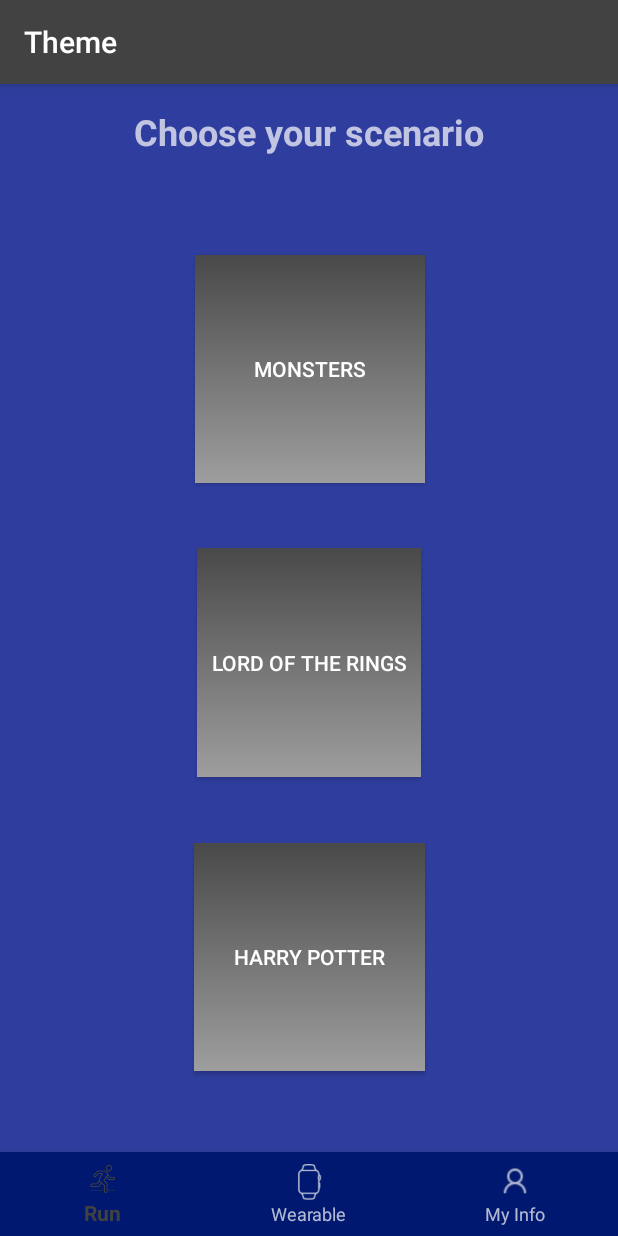
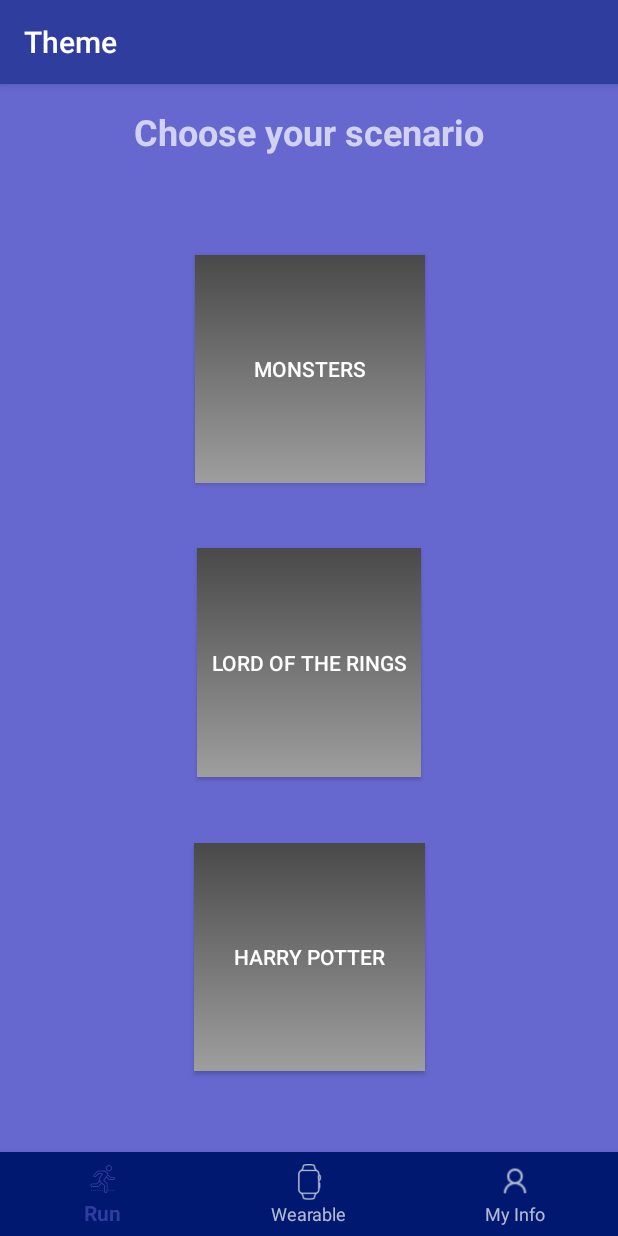
Before and after one commit to cudilara/FantasyRun, an Android app: the screen it shows after launch (MainActivity), on a phone screen of 412 x 824 dp. Run offline under Robolectric (Android 15) with nearby library versions, the light colour scheme and no system bars.

Commit message:
launcher icon

```diff
--- a/app/src/main/AndroidManifest.xml
+++ b/app/src/main/AndroidManifest.xml
@@ -12,7 +12,6 @@
         android:allowBackup="true"
         android:icon="@mipmap/ic_launcher"
         android:label="@string/app_name"
-        android:roundIcon="@mipmap/ic_launcher_round"
         android:supportsRtl="true"
         android:theme="@style/BlueTheme">
         <activity
--- a/app/src/main/res/mipmap-anydpi-v26/ic_launcher.xml
+++ b/app/src/main/res/mipmap-anydpi-v26/ic_launcher.xml
@@ -1,5 +1,5 @@
 <?xml version="1.0" encoding="utf-8"?>
 <adaptive-icon xmlns:android="http://schemas.android.com/apk/res/android">
-    <background android:drawable="@drawable/ic_launcher_background" />
-    <foreground android:drawable="@drawable/ic_launcher_foreground" />
+    <background android:drawable="@color/ic_launcher_background"/>
+    <foreground android:drawable="@mipmap/ic_launcher_foreground"/>
 </adaptive-icon>
--- a/app/src/main/res/mipmap-anydpi-v26/ic_launcher_round.xml
+++ b/app/src/main/res/mipmap-anydpi-v26/ic_launcher_round.xml
@@ -1,5 +1,5 @@
 <?xml version="1.0" encoding="utf-8"?>
 <adaptive-icon xmlns:android="http://schemas.android.com/apk/res/android">
-    <background android:drawable="@drawable/ic_launcher_background" />
-    <foreground android:drawable="@drawable/ic_launcher_foreground" />
+    <background android:drawable="@color/ic_launcher_background"/>
+    <foreground android:drawable="@mipmap/ic_launcher_foreground"/>
 </adaptive-icon>
--- a/app/src/main/res/values/colors.xml
+++ b/app/src/main/res/values/colors.xml
@@ -1,8 +1,8 @@
 <?xml version="1.0" encoding="utf-8"?>
 <resources>
-    <color name="colorTop">#424242</color>
-    <color name="colorScreenStart">#2f3e9e</color>
-    <color name="colorScreenEnd">#2f3e9e</color>
+    <color name="colorTop">#2f3e9e</color>
+    <color name="colorScreenStart">#6668d0</color>
+    <color name="colorScreenEnd">#6668d0</color>
     <color name="colorBottomMenu">#00186f</color>
 
     <color name="colorDarkGrey">#424242</color>
--- /dev/null
+++ b/app/src/main/res/values/ic_launcher_background.xml
@@ -0,0 +1,4 @@
+<?xml version="1.0" encoding="utf-8"?>
+<resources>
+    <color name="ic_launcher_background">#FFFFFF</color>
+</resources>
```
Also changed, not shown: app/src/main/ic_launcher-web.png (added), app/src/main/res/drawable/run_launch.jpeg (added), app/src/main/res/mipmap-hdpi/ic_launcher.png, app/src/main/res/mipmap-hdpi/ic_launcher_foreground.png (added), app/src/main/res/mipmap-mdpi/ic_launcher.png, app/src/main/res/mipmap-mdpi/ic_launcher_foreground.png (added), app/src/main/res/mipmap-xhdpi/ic_launcher.png, app/src/main/res/mipmap-xhdpi/ic_launcher_foreground.png (added), app/src/main/res/mipmap-xxhdpi/ic_launcher.png, app/src/main/res/mipmap-xxhdpi/ic_launcher_foreground.png (added), app/src/main/res/mipmap-xxxhdpi/ic_launcher.png, app/src/main/res/mipmap-xxxhdpi/ic_launcher_foreground.png (added).
